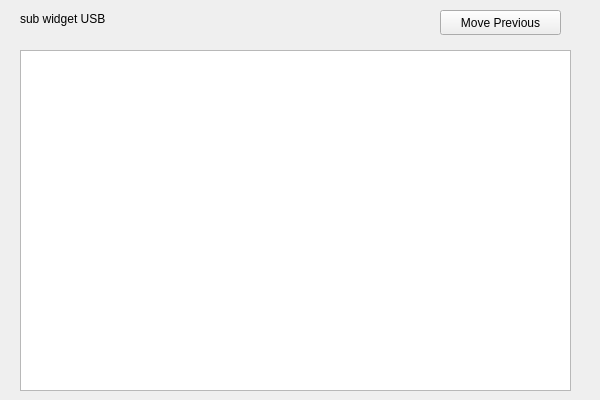
The window that form_sub.ui (daekwon00/qt_dev) describes before a commit, drawn with Qt 5.
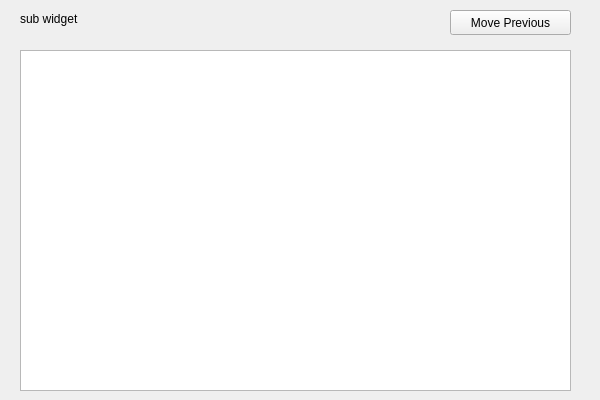
The same window after the commit.

Commit message: -. add windows usb path

The edit to the form file:
```diff
--- a/form_sub.ui
+++ b/form_sub.ui
@@ -16,7 +16,7 @@
   <widget class="QPushButton" name="pushButton_previous">
    <property name="geometry">
     <rect>
-     <x>440</x>
+     <x>450</x>
      <y>10</y>
      <width>121</width>
      <height>25</height>
@@ -36,7 +36,7 @@
     </rect>
    </property>
    <property name="text">
-    <string>sub widget USB</string>
+    <string>sub widget</string>
    </property>
   </widget>
   <widget class="QListWidget" name="listWidget">
```
The commit also changes 2 other files.
